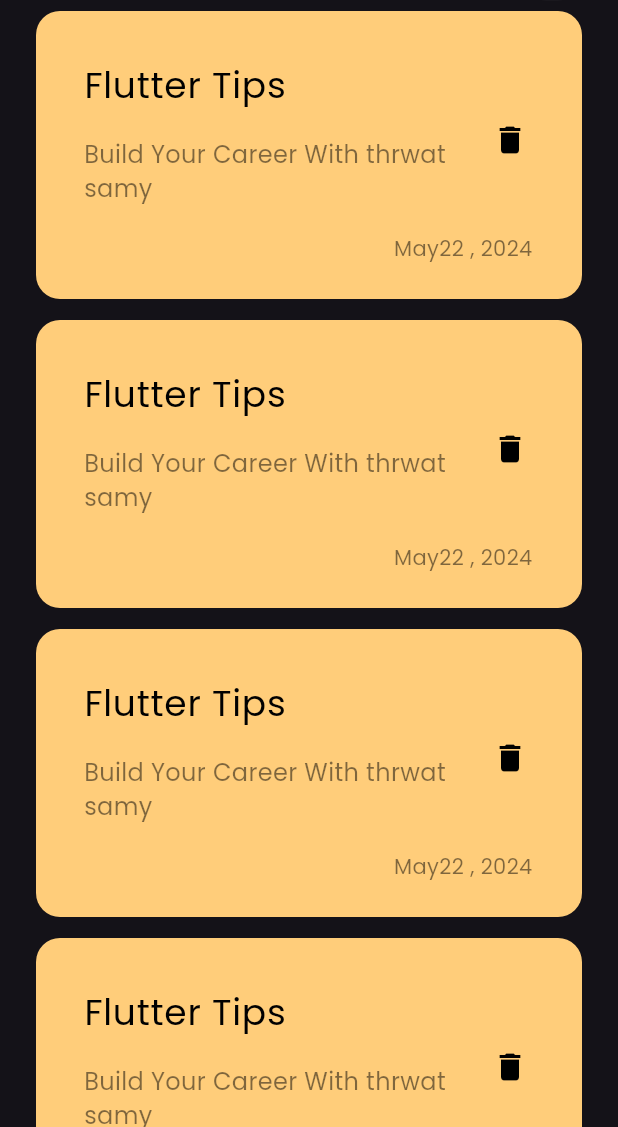
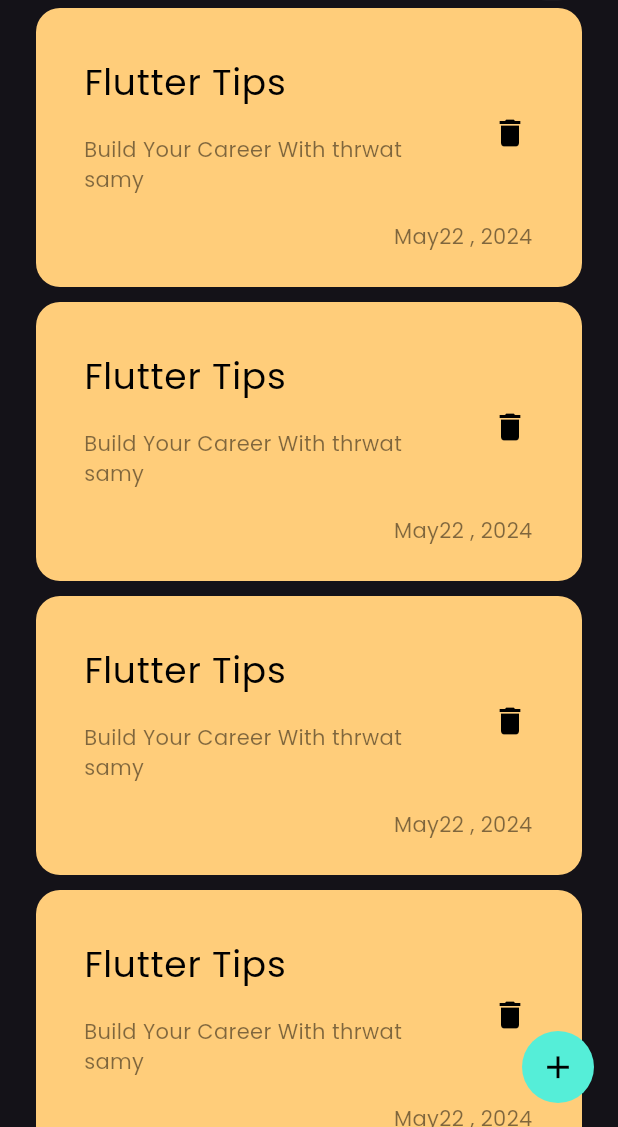
Before and after one commit to ahmedayman44/Note_app, a Flutter app: the screen it shows after launch, on a phone screen of 412 x 824 dp, the part 109-1236 px from its top. Run offline on Flutter 3.47's test engine with Material 3 defaults, Android fonts, the phone set to English and light mode, and no system bars.

Commit message:
Add FloatingActionButton

```diff
--- a/lib/views/notes_view.dart
+++ b/lib/views/notes_view.dart
@@ -6,8 +6,21 @@
 
   @override
   Widget build(BuildContext context) {
-    return const Scaffold(
-      body: NotesViewBody(),
+    return Scaffold(
+      floatingActionButton: Container(
+        decoration: BoxDecoration(
+          borderRadius: BorderRadius.circular(25),
+          color: const Color(0xff55eed8),
+        ),
+        child: IconButton(
+            color: Colors.black,
+            onPressed: () {},
+            icon: const Icon(
+              Icons.add,
+              size: 25,
+            )),
+      ),
+      body: const NotesViewBody(),
     );
   }
 }
--- a/lib/views/widgets/custom_note_item.dart
+++ b/lib/views/widgets/custom_note_item.dart
@@ -29,7 +29,7 @@
               child: Text(
                 'Build Your Career With thrwat samy',
                 style: TextStyle(
-                    fontSize: 16, color: Colors.black.withOpacity(0.5)),
+                    fontSize: 14, color: Colors.black.withOpacity(0.5)),
               ),
             ),
             trailing: IconButton(
--- a/lib/views/widgets/noter_list_view.dart
+++ b/lib/views/widgets/noter_list_view.dart
@@ -8,7 +8,7 @@
   Widget build(BuildContext context) {
     return ListView.builder(itemBuilder: (context , index){
              return const Padding(
-               padding:  EdgeInsets.symmetric(vertical: 7.0),
+               padding:  EdgeInsets.symmetric(vertical: 5.0),
                child: CustomNoteItem(),
              );
     });
```
